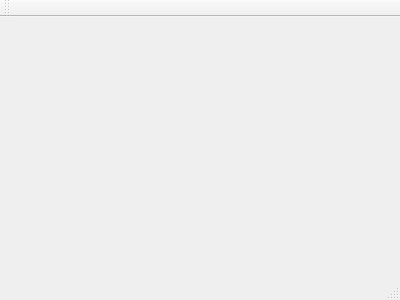
This is simon_says/mainwindow.ui in jrem090/simon_says as Qt 5 draws it before an edit. The edited form follows.
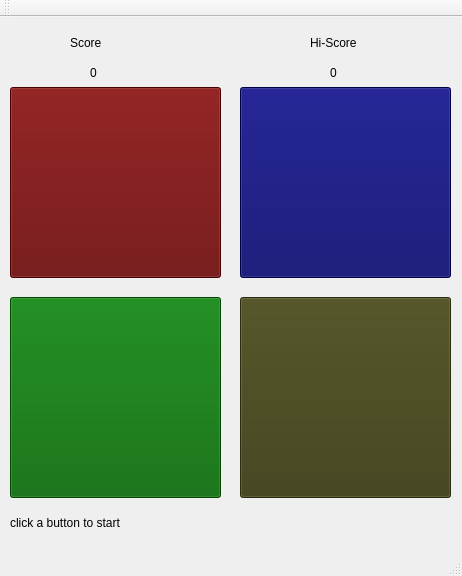
This is the edited form.

Patch:
```diff
--- a/simon_says/mainwindow.ui
+++ b/simon_says/mainwindow.ui
@@ -1,24 +1,189 @@
 <ui version="4.0">
  <class>MainWindow</class>
- <widget class="QMainWindow" name="MainWindow" >
-  <property name="geometry" >
+ <widget class="QMainWindow" name="MainWindow">
+  <property name="geometry">
    <rect>
     <x>0</x>
     <y>0</y>
-    <width>400</width>
-    <height>300</height>
+    <width>462</width>
+    <height>576</height>
    </rect>
   </property>
   <property name="windowTitle" >
    <string>MainWindow</string>
   </property>
-  <widget class="QMenuBar" name="menuBar" />
-  <widget class="QToolBar" name="mainToolBar" />
-  <widget class="QWidget" name="centralWidget" />
-  <widget class="QStatusBar" name="statusBar" />
+  <widget class="QWidget" name="centralWidget">
+   <widget class="QPushButton" name="pushButton">
+    <property name="geometry">
+     <rect>
+      <x>10</x>
+      <y>70</y>
+      <width>211</width>
+      <height>191</height>
+     </rect>
+    </property>
+    <property name="styleSheet">
+     <string notr="true">QPushButton{
+background-color: rgb(100, 0, 0);
+}
+QPushButton:pressed{
+background-color: rgb(255, 0, 0);
+}</string>
+    </property>
+    <property name="text">
+     <string/>
+    </property>
+   </widget>
+   <widget class="QPushButton" name="pushButton_2">
+    <property name="geometry">
+     <rect>
+      <x>240</x>
+      <y>70</y>
+      <width>211</width>
+      <height>191</height>
+     </rect>
+    </property>
+    <property name="styleSheet">
+     <string notr="true">QPushButton{
+background-color: rgb(0, 0, 100);
+}
+QPushButton:pressed{
+background-color: rgb(0, 0, 255);
+}</string>
+    </property>
+    <property name="text">
+     <string/>
+    </property>
+   </widget>
+   <widget class="QPushButton" name="pushButton_3">
+    <property name="geometry">
+     <rect>
+      <x>240</x>
+      <y>280</y>
+      <width>211</width>
+      <height>201</height>
+     </rect>
+    </property>
+    <property name="styleSheet">
+     <string notr="true">QPushButton{
+background-color: rgb(60, 60, 20);
+}
+QPushButton:pressed{
+background-color: rgb(120, 120, 40);
+}</string>
+    </property>
+    <property name="text">
+     <string/>
+    </property>
+   </widget>
+   <widget class="QPushButton" name="pushButton_4">
+    <property name="geometry">
+     <rect>
+      <x>10</x>
+      <y>280</y>
+      <width>211</width>
+      <height>201</height>
+     </rect>
+    </property>
+    <property name="styleSheet">
+     <string notr="true">QPushButton{
+background-color: rgb(0, 100, 0);
+}
+QPushButton:pressed{
+background-color: rgb(0,255, 0);
+}</string>
+    </property>
+    <property name="text">
+     <string/>
+    </property>
+   </widget>
+   <widget class="QLabel" name="label">
+    <property name="geometry">
+     <rect>
+      <x>70</x>
+      <y>10</y>
+      <width>71</width>
+      <height>31</height>
+     </rect>
+    </property>
+    <property name="text">
+     <string>Score</string>
+    </property>
+   </widget>
+   <widget class="QLabel" name="label_2">
+    <property name="geometry">
+     <rect>
+      <x>310</x>
+      <y>10</y>
+      <width>71</width>
+      <height>31</height>
+     </rect>
+    </property>
+    <property name="text">
+     <string>Hi-Score</string>
+    </property>
+   </widget>
+   <widget class="QLabel" name="label_3">
+    <property name="geometry">
+     <rect>
+      <x>90</x>
+      <y>40</y>
+      <width>71</width>
+      <height>31</height>
+     </rect>
+    </property>
+    <property name="text">
+     <string>0</string>
+    </property>
+   </widget>
+   <widget class="QLabel" name="label_4">
+    <property name="geometry">
+     <rect>
+      <x>330</x>
+      <y>40</y>
+      <width>71</width>
+      <height>31</height>
+     </rect>
+    </property>
+    <property name="text">
+     <string>0</string>
+    </property>
+   </widget>
+   <widget class="QLabel" name="label_5">
+    <property name="geometry">
+     <rect>
+      <x>10</x>
+      <y>490</y>
+      <width>441</width>
+      <height>31</height>
+     </rect>
+    </property>
+    <property name="text">
+     <string>click a button to start</string>
+    </property>
+   </widget>
+  </widget>
+  <widget class="QMenuBar" name="menuBar">
+   <property name="geometry">
+    <rect>
+     <x>0</x>
+     <y>0</y>
+     <width>462</width>
+     <height>21</height>
+    </rect>
+   </property>
+  </widget>
+  <widget class="QToolBar" name="mainToolBar">
+   <attribute name="toolBarArea">
+    <enum>TopToolBarArea</enum>
+   </attribute>
+   <attribute name="toolBarBreak">
+    <bool>false</bool>
+   </attribute>
+  </widget>
+  <widget class="QStatusBar" name="statusBar"/>
  </widget>
- <layoutDefault spacing="6" margin="11" />
- <pixmapfunction></pixmapfunction>
+ <layoutdefault spacing="6" margin="11"/>
  <resources/>
  <connections/>
 </ui>
```
Left out of the diff: 3 changed lines with no effect on the pictures.
